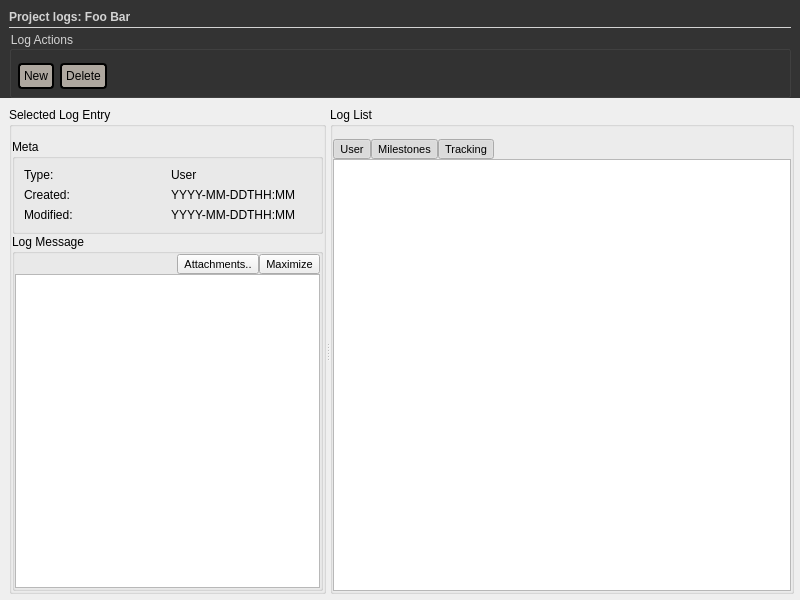
This is forms/log2.ui in skriticos/nelia1 as Qt 5 draws it before an edit. The edited form follows.
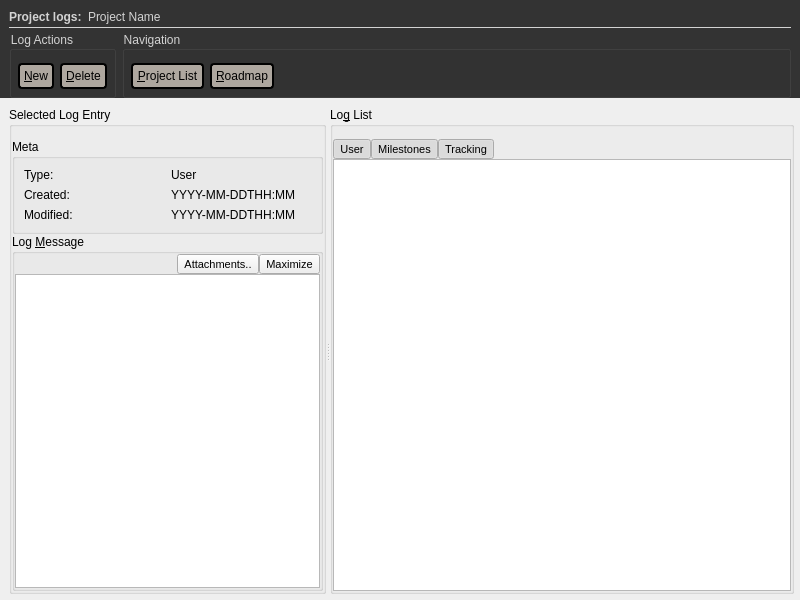
This is the edited form.

Commit message: forms log/project adjustments

What changed in the file:
```diff
--- a/forms/log2.ui
+++ b/forms/log2.ui
@@ -99,8 +99,55 @@
          <property name="verticalSpacing">
           <number>3</number>
          </property>
+         <item row="2" column="0" colspan="2">
+          <widget class="QGroupBox" name="log_actions">
+           <property name="sizePolicy">
+            <sizepolicy hsizetype="Maximum" vsizetype="Preferred">
+             <horstretch>0</horstretch>
+             <verstretch>0</verstretch>
+            </sizepolicy>
+           </property>
+           <property name="title">
+            <string>Log Actions</string>
+           </property>
+           <layout class="QGridLayout" name="gridLayout">
+            <property name="leftMargin">
+             <number>6</number>
+            </property>
+            <property name="topMargin">
+             <number>12</number>
+            </property>
+            <property name="rightMargin">
+             <number>6</number>
+            </property>
+            <property name="bottomMargin">
+             <number>6</number>
+            </property>
+            <item row="0" column="1">
+             <widget class="QPushButton" name="btn_log_delete">
+              <property name="text">
+               <string>&amp;Delete</string>
+              </property>
+             </widget>
+            </item>
+            <item row="0" column="0">
+             <widget class="QPushButton" name="btn_log_new">
+              <property name="text">
+               <string>&amp;New</string>
+              </property>
+             </widget>
+            </item>
+           </layout>
+          </widget>
+         </item>
          <item row="0" column="0">
           <widget class="QLabel" name="label">
+           <property name="sizePolicy">
+            <sizepolicy hsizetype="Maximum" vsizetype="Preferred">
+             <horstretch>0</horstretch>
+             <verstretch>0</verstretch>
+            </sizepolicy>
+           </property>
            <property name="font">
             <font>
              <weight>75</weight>
@@ -111,16 +158,16 @@
             <string notr="true">color:lightgray;</string>
            </property>
            <property name="text">
-            <string>Project logs: Foo Bar</string>
+            <string>Project logs:</string>
            </property>
           </widget>
          </item>
-         <item row="2" column="0">
+         <item row="2" column="2">
           <widget class="QGroupBox" name="groupBox">
            <property name="title">
-            <string>Log Actions</string>
+            <string>Navigation</string>
            </property>
-           <layout class="QGridLayout" name="gridLayout">
+           <layout class="QGridLayout" name="gridLayout_10">
             <property name="leftMargin">
              <number>6</number>
             </property>
@@ -134,21 +181,21 @@
              <number>6</number>
             </property>
             <item row="0" column="1">
-             <widget class="QPushButton" name="pushButton_2">
+             <widget class="QPushButton" name="btn_roadmap">
               <property name="text">
-               <string>Delete</string>
+               <string>&amp;Roadmap</string>
               </property>
              </widget>
             </item>
             <item row="0" column="0">
-             <widget class="QPushButton" name="pushButton">
+             <widget class="QPushButton" name="btn_project_list">
               <property name="text">
-               <string>New</string>
+               <string>&amp;Project List</string>
               </property>
              </widget>
             </item>
             <item row="0" column="2">
-             <spacer name="horizontalSpacer">
+             <spacer name="horizontalSpacer_4">
               <property name="orientation">
                <enum>Qt::Horizontal</enum>
               </property>
@@ -163,7 +210,17 @@
            </layout>
           </widget>
          </item>
-         <item row="1" column="0">
+         <item row="0" column="1" colspan="2">
+          <widget class="QLabel" name="lbl_project_name">
+           <property name="styleSheet">
+            <string notr="true">color:lightgray;</string>
+           </property>
+           <property name="text">
+            <string>Project Name</string>
+           </property>
+          </widget>
+         </item>
+         <item row="1" column="0" colspan="3">
           <widget class="Line" name="line">
            <property name="sizePolicy">
             <sizepolicy hsizetype="Minimum" vsizetype="Minimum">
@@ -325,7 +382,7 @@
           <item row="1" column="0">
            <widget class="QGroupBox" name="groupBox_5">
             <property name="title">
-             <string>Log Message</string>
+             <string>Log &amp;Message</string>
             </property>
             <layout class="QGridLayout" name="gridLayout_7">
              <property name="margin">
@@ -393,7 +450,7 @@
           </sizepolicy>
          </property>
          <property name="title">
-          <string>Log List</string>
+          <string>Lo&amp;g List</string>
          </property>
          <layout class="QGridLayout" name="gridLayout_9">
           <property name="leftMargin">
```
Left out of the diff: 55 changed lines with no effect on the pictures. The commit also changes 1 other file.
